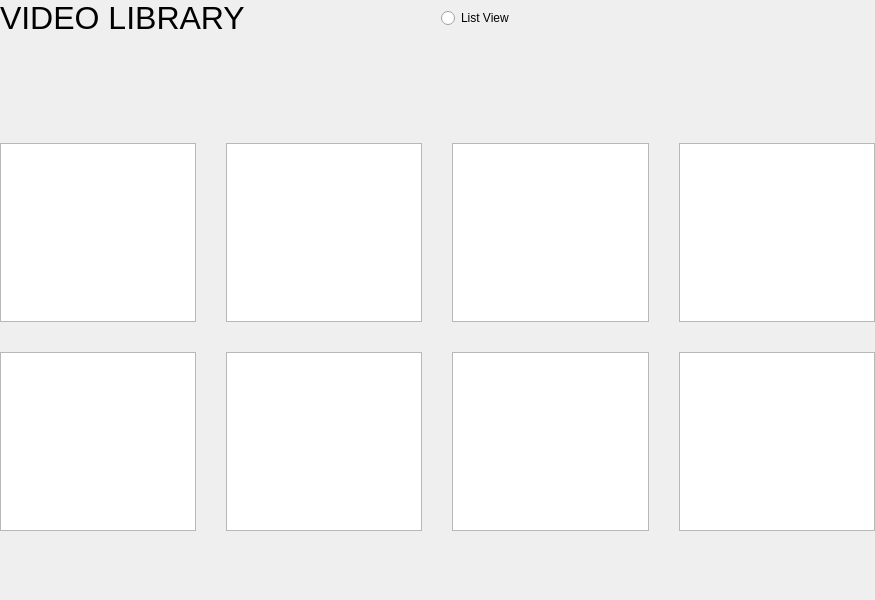
Old version of the form src/ui/Video/VideoGrid.ui in the repository komodo6/AVERT.
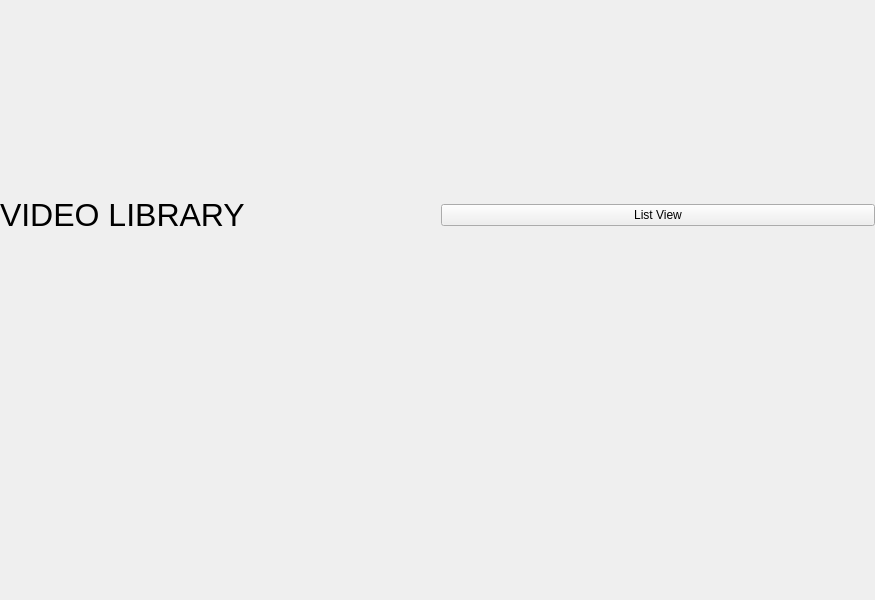
New version of the form.

Commit message: Cleaned up video view

```diff
--- a/src/ui/Video/VideoGrid.ui
+++ b/src/ui/Video/VideoGrid.ui
@@ -40,30 +40,6 @@
       <property name="spacing">
        <number>30</number>
       </property>
-      <item row="0" column="0">
-       <widget class="QGraphicsView" name="graphicsView"/>
-      </item>
-      <item row="0" column="2">
-       <widget class="QGraphicsView" name="graphicsView_3"/>
-      </item>
-      <item row="0" column="3">
-       <widget class="QGraphicsView" name="graphicsView_4"/>
-      </item>
-      <item row="0" column="1">
-       <widget class="QGraphicsView" name="graphicsView_2"/>
-      </item>
-      <item row="1" column="1">
-       <widget class="QGraphicsView" name="graphicsView_5"/>
-      </item>
-      <item row="1" column="0">
-       <widget class="QGraphicsView" name="graphicsView_6"/>
-      </item>
-      <item row="1" column="2">
-       <widget class="QGraphicsView" name="graphicsView_7"/>
-      </item>
-      <item row="1" column="3">
-       <widget class="QGraphicsView" name="graphicsView_8"/>
-      </item>
      </layout>
     </item>
     <item row="0" column="0">
@@ -76,7 +52,7 @@
        </widget>
       </item>
       <item>
-       <widget class="QRadioButton" name="radioButton">
+       <widget class="QPushButton" name="listViewBTN">
         <property name="text">
          <string>List View</string>
         </property>
```
Left out of the diff: 2 changed lines with no effect on the pictures. The commit also changes 3 other files.
